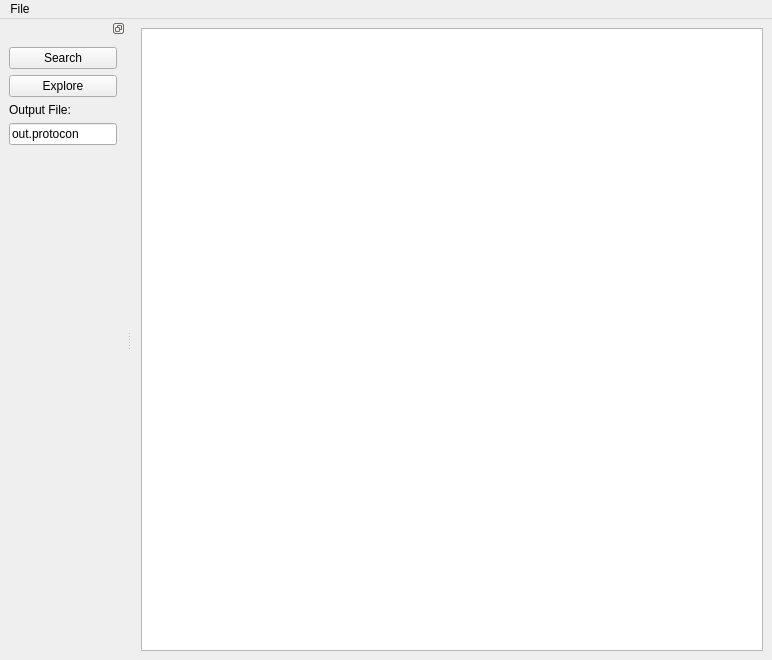
Old version of the form gui/mainw.ui in the repository ProtocolConvergence/protocon.
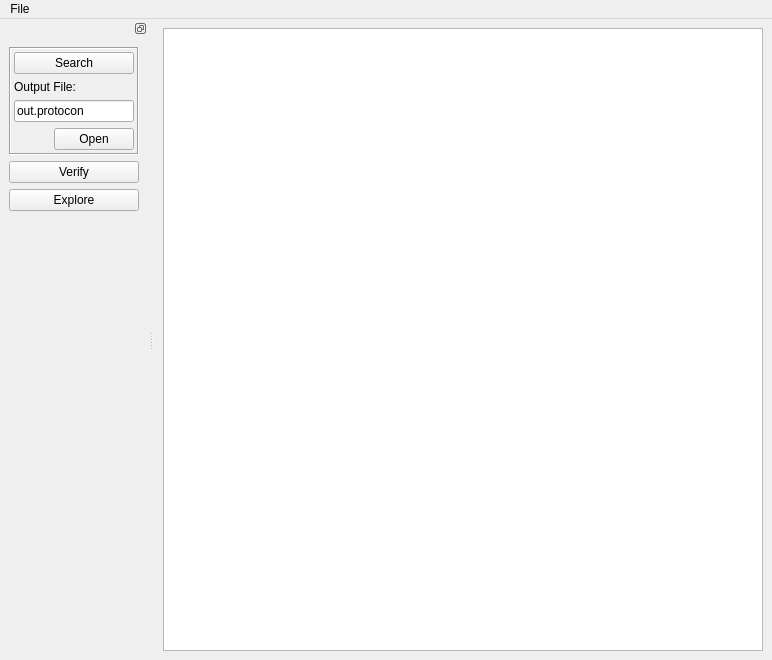
New version of the form.

```diff
--- a/gui/mainw.ui
+++ b/gui/mainw.ui
@@ -66,19 +66,24 @@
    <widget class="QWidget" name="dockWidgetContents_2">
     <layout class="QVBoxLayout" name="verticalLayout">
      <item>
+      <widget class="QFrame" name="verticalFrame">
+       <property name="frameShape">
+        <enum>QFrame::Box</enum>
+       </property>
+       <property name="frameShadow">
+        <enum>QFrame::Sunken</enum>
+       </property>
+       <layout class="QVBoxLayout" name="verticalLayout_2">
+        <property name="margin">
+         <number>3</number>
+        </property>
+        <item>
       <widget class="QPushButton" name="searchButton">
        <property name="text">
         <string>Search</string>
        </property>
       </widget>
      </item>
-     <item>
-      <widget class="QPushButton" name="exploreButton">
-       <property name="text">
-        <string>Explore</string>
-       </property>
-      </widget>
-     </item>
      <item>
       <widget class="QLabel" name="label">
        <property name="text">
@@ -90,6 +95,55 @@
       <widget class="QLineEdit" name="outputFileLineEdit">
        <property name="text">
         <string>out.protocon</string>
+          </property>
+         </widget>
+        </item>
+        <item>
+         <widget class="QWidget" name="horizontalWidget" native="true">
+          <layout class="QHBoxLayout" name="horizontalLayout">
+           <property name="spacing">
+            <number>0</number>
+           </property>
+           <property name="margin">
+            <number>0</number>
+           </property>
+           <item>
+            <spacer name="horizontalSpacer">
+             <property name="orientation">
+              <enum>Qt::Horizontal</enum>
+             </property>
+             <property name="sizeHint" stdset="0">
+              <size>
+               <width>40</width>
+               <height>20</height>
+              </size>
+             </property>
+            </spacer>
+           </item>
+           <item>
+            <widget class="QPushButton" name="openOutputFileButton">
+             <property name="text">
+              <string>Open</string>
+             </property>
+            </widget>
+           </item>
+          </layout>
+         </widget>
+        </item>
+       </layout>
+      </widget>
+     </item>
+     <item>
+      <widget class="QPushButton" name="verifyButton">
+       <property name="text">
+        <string>Verify</string>
+       </property>
+      </widget>
+     </item>
+     <item>
+      <widget class="QPushButton" name="exploreButton">
+       <property name="text">
+        <string>Explore</string>
        </property>
       </widget>
      </item>
```
Left out of the diff: 2 changed lines with no effect on the pictures. Lines whose indentation alone changed are shown as unchanged.
